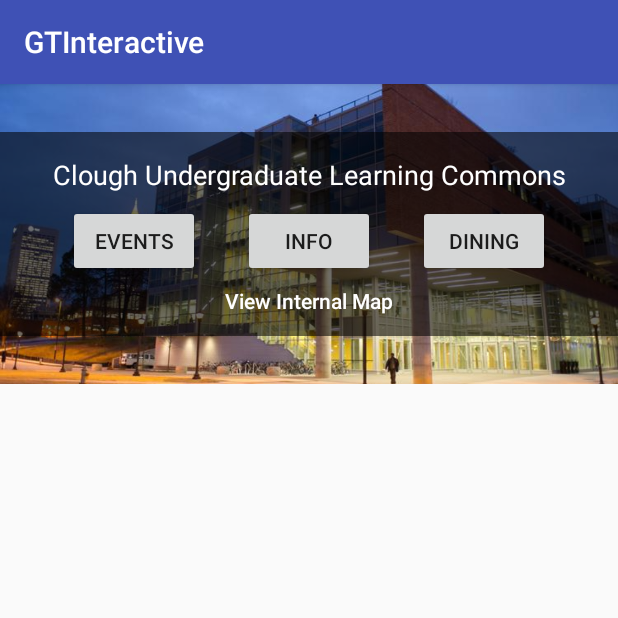
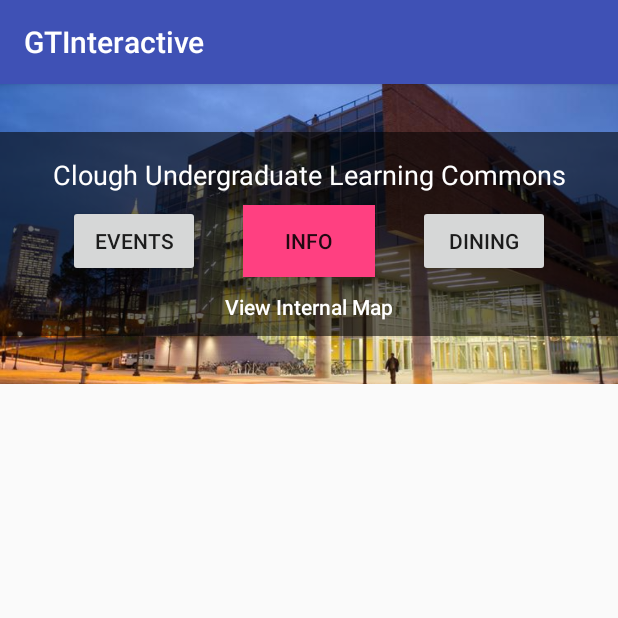
Before and after one commit to vnguyen70/GTInteractive, an Android app: the screen it shows after launch (buildingDetail before the commit, buildingDetail_info after it), after a tap on "BUILDING DETAIL SCREEN", on a phone screen of 412 x 824 dp, the top half of it. Run offline under Robolectric (Android 15) with nearby library versions, the phone set to English and light mode, and no system bars.

Commit message:
Added event adapter and more building detail... detail

```diff
--- a/GTInteractive/app/build.gradle
+++ b/GTInteractive/app/build.gradle
@@ -24,10 +24,11 @@
     androidTestCompile('com.android.support.test.espresso:espresso-core:2.2.2', {
         exclude group: 'com.android.support', module: 'support-annotations'
     })
+
     compile 'com.android.support:appcompat-v7:26.+'
     compile 'com.google.android.gms:play-services-maps:11.0.4'
     compile 'com.android.support.constraint:constraint-layout:1.0.2'
     compile 'com.android.support:design:26.+'
     testCompile 'junit:junit:4.12'
-
+    compile 'com.android.support:cardview-v7:26.+'
 }
--- a/GTInteractive/app/src/main/AndroidManifest.xml
+++ b/GTInteractive/app/src/main/AndroidManifest.xml
@@ -27,7 +27,7 @@
         -->
         <meta-data
             android:name="com.google.android.geo.API_KEY"
-            android:value="@string/google_maps_key"/>
+            android:value="@string/google_maps_key" />
 
         <activity
             android:name=".MainMapActivity"
@@ -39,7 +39,9 @@
                 <category android:name="android.intent.category.LAUNCHER" />
             </intent-filter>
         </activity>
-        <activity android:name=".buildingDetail"></activity>
+        <activity android:name=".buildingDetail_info" />
+        <activity android:name=".buildingDetail_events" />
+        <activity android:name=".buildingDetail_dining"></activity>
     </application>
 
 </manifest>
--- a/GTInteractive/app/src/main/java/com/example/vi_tu/gtinteractive/MainTemp.java
+++ b/GTInteractive/app/src/main/java/com/example/vi_tu/gtinteractive/MainTemp.java
@@ -31,7 +31,7 @@
         buildingDetailButton.setOnClickListener(new View.OnClickListener() {
             @Override
             public void onClick(View view) {
-                Intent buildingDetailIntent = new Intent(MainTemp.this, buildingDetail.class);
+                Intent buildingDetailIntent = new Intent(MainTemp.this, buildingDetail_info.class);
                 startActivity(buildingDetailIntent);
             }
         });
--- a/GTInteractive/app/src/main/java/com/example/vi_tu/gtinteractive/buildingDetail.java
+++ /dev/null
@@ -1,13 +0,0 @@
-package com.example.vi_tu.gtinteractive;
-
-import android.support.v7.app.AppCompatActivity;
-import android.os.Bundle;
-
-public class buildingDetail extends AppCompatActivity {
-
-    @Override
-    protected void onCreate(Bundle savedInstanceState) {
-        super.onCreate(savedInstanceState);
-        setContentView(R.layout.activity_building_detail);
-    }
-}
--- /dev/null
+++ b/GTInteractive/app/src/main/java/com/example/vi_tu/gtinteractive/buildingDetail_info.java
@@ -0,0 +1,46 @@
+package com.example.vi_tu.gtinteractive;
+
+import android.content.Intent;
+import android.support.v7.app.AppCompatActivity;
+import android.os.Bundle;
+import android.support.v7.widget.RecyclerView;
+import android.view.View;
+import android.widget.Button;
+
+import static com.example.vi_tu.gtinteractive.R.color.colorAccent;
+
+public class buildingDetail_info extends AppCompatActivity {
+    Button eventsButton;
+    Button infoButton;
+    Button diningButton;
+
+
+    @Override
+    protected void onCreate(Bundle savedInstanceState) {
+        super.onCreate(savedInstanceState);
+        setContentView(R.layout.activity_building_detail_info);
+
+        eventsButton = (Button) findViewById(R.id.eventsButton);
+        infoButton = (Button) findViewById(R.id.infoButton);
+        diningButton = (Button) findViewById(R.id.diningButton);
+
+        infoButton.setBackgroundColor(getResources().getColor(colorAccent));
+
+        eventsButton.setOnClickListener(new View.OnClickListener() {
+            @Override
+            public void onClick(View view) {
+                Intent buildingDetailIntent = new Intent(buildingDetail_info.this,
+                        buildingDetail_events.class);
+                startActivity(buildingDetailIntent);
+            }
+        });
+        diningButton.setOnClickListener(new View.OnClickListener() {
+            @Override
+            public void onClick(View view) {
+                Intent buildingDetailIntent = new Intent(buildingDetail_info.this,
+                        buildingDetail_dining.class);
+                startActivity(buildingDetailIntent);
+            }
+        });
+    }
+}
--- a/GTInteractive/app/src/main/res/layout/activity_building_detail.xml
+++ b/GTInteractive/app/src/main/res/layout/activity_building_detail_dining.xml
@@ -4,8 +4,7 @@
     xmlns:tools="http://schemas.android.com/tools"
     android:layout_width="match_parent"
     android:layout_height="match_parent"
-    tools:context="com.example.vi_tu.gtinteractive.buildingDetail">
-
+    tools:context="com.example.vi_tu.gtinteractive.buildingDetail_dining">
     <ImageView
         android:id="@+id/imageView"
         android:layout_width="0dp"
@@ -21,14 +20,14 @@
         android:id="@+id/imageView2"
         android:layout_width="0dp"
         android:layout_height="0dp"
-        android:layout_marginBottom="32dp"
         android:layout_marginTop="32dp"
-        app:layout_constraintBottom_toTopOf="@+id/scrollView3"
-        app:layout_constraintHorizontal_bias="1.0"
+        app:layout_constraintHorizontal_bias="0.0"
         app:layout_constraintLeft_toLeftOf="@+id/imageView"
         app:layout_constraintRight_toRightOf="@+id/imageView"
         app:layout_constraintTop_toTopOf="@+id/imageView"
         app:srcCompat="@color/common_google_signin_btn_text_light_focused"
+        android:layout_marginBottom="32dp"
+        app:layout_constraintBottom_toTopOf="@+id/recyclerView"
         app:layout_constraintVertical_bias="0.0" />
 
     <TextView
@@ -44,10 +43,12 @@
         android:textSize="18sp"
         app:layout_constraintLeft_toLeftOf="parent"
         app:layout_constraintRight_toRightOf="@+id/imageView2"
-        app:layout_constraintTop_toTopOf="@+id/imageView2" />
+        app:layout_constraintTop_toTopOf="@+id/imageView2"
+        android:layout_marginStart="8dp"
+        android:layout_marginEnd="8dp" />
 
     <Button
-        android:id="@+id/button2"
+        android:id="@+id/eventsButton"
         style="@style/Widget.AppCompat.Button"
         android:layout_width="wrap_content"
         android:layout_height="wrap_content"
@@ -55,67 +56,64 @@
         android:layout_marginTop="8dp"
         android:text="Events"
         app:layout_constraintLeft_toLeftOf="parent"
-        app:layout_constraintTop_toBottomOf="@+id/textView2" />
+        app:layout_constraintTop_toBottomOf="@+id/textView2"
+        android:layout_marginStart="45dp" />
 
     <Button
-        android:id="@+id/button3"
+        android:id="@+id/infoButton"
         android:layout_width="wrap_content"
         android:layout_height="wrap_content"
         android:layout_marginLeft="8dp"
         android:text="Info"
-        app:layout_constraintLeft_toRightOf="@+id/button2"
-        app:layout_constraintRight_toLeftOf="@+id/button4"
+        app:layout_constraintLeft_toRightOf="@+id/eventsButton"
+        app:layout_constraintRight_toLeftOf="@+id/diningButton"
         android:layout_marginRight="8dp"
         android:layout_marginTop="8dp"
-        app:layout_constraintTop_toBottomOf="@+id/textView2" />
+        app:layout_constraintTop_toBottomOf="@+id/textView2"
+        android:layout_marginStart="8dp"
+        android:layout_marginEnd="8dp" />
 
     <Button
-        android:id="@+id/button4"
+        android:id="@+id/diningButton"
         android:layout_width="wrap_content"
         android:layout_height="wrap_content"
         android:text="Dining"
         android:layout_marginRight="45dp"
         app:layout_constraintRight_toRightOf="parent"
         android:layout_marginTop="8dp"
-        app:layout_constraintTop_toBottomOf="@+id/textView2" />
+        app:layout_constraintTop_toBottomOf="@+id/textView2"
+        android:layout_marginEnd="45dp" />
 
     <Button
-        android:id="@+id/button5"
+        android:id="@+id/internalMapButton"
         style="@style/Widget.AppCompat.Button.Borderless"
         android:layout_width="139dp"
-        android:layout_height="42dp"
+        android:layout_height="48dp"
         android:layout_marginLeft="8dp"
         android:layout_marginRight="8dp"
-        android:layout_marginTop="0dp"
         android:text="View Internal Map"
         android:textAppearance="@style/TextAppearance.AppCompat.Body2"
         android:textColor="@color/common_google_signin_btn_text_dark_default"
         android:textSize="14sp"
+        app:layout_constraintHorizontal_bias="0.502"
         app:layout_constraintLeft_toLeftOf="parent"
         app:layout_constraintRight_toRightOf="parent"
-        app:layout_constraintTop_toBottomOf="@+id/button3"
-        app:layout_constraintBottom_toBottomOf="@+id/imageView2"
-        app:layout_constraintHorizontal_bias="0.502"
-        android:layout_marginBottom="8dp" />
+        app:layout_constraintTop_toBottomOf="@+id/infoButton"
+        android:layout_marginStart="8dp"
+        android:layout_marginEnd="8dp"
+        android:layout_marginBottom="32dp"
+        app:layout_constraintBottom_toTopOf="@+id/recyclerView" />
 
-    <ScrollView
-        android:id="@+id/scrollView3"
+    <android.support.v7.widget.RecyclerView
         android:layout_width="0dp"
         android:layout_height="0dp"
         app:layout_constraintBottom_toBottomOf="parent"
-        app:layout_constraintHorizontal_bias="0.0"
+        android:layout_marginBottom="0dp"
+        android:layout_marginRight="0dp"
+        app:layout_constraintRight_toRightOf="parent"
+        android:layout_marginLeft="0dp"
         app:layout_constraintLeft_toLeftOf="parent"
-        app:layout_constraintRight_toRightOf="parent"
+        android:layout_marginTop="0dp"
         app:layout_constraintTop_toBottomOf="@+id/imageView"
-        app:layout_constraintVertical_bias="0.0">
-
-        <LinearLayout
-            android:layout_width="match_parent"
-            android:layout_height="wrap_content"
-            android:orientation="vertical">
-
-        </LinearLayout>
-    </ScrollView>
-
+        android:id="@+id/recyclerView" />
 </android.support.constraint.ConstraintLayout>
-    <!--app:srcCompat="@drawable/soccer"-->
--- /dev/null
+++ b/GTInteractive/app/src/main/res/layout/activity_building_detail_info.xml
@@ -0,0 +1,122 @@
+<?xml version="1.0" encoding="utf-8"?>
+<android.support.constraint.ConstraintLayout xmlns:android="http://schemas.android.com/apk/res/android"
+    xmlns:app="http://schemas.android.com/apk/res-auto"
+    xmlns:tools="http://schemas.android.com/tools"
+    android:layout_width="match_parent"
+    android:layout_height="match_parent"
+    tools:context="com.example.vi_tu.gtinteractive.buildingDetail_info">
+
+    <ImageView
+        android:id="@+id/imageView"
+        android:layout_width="0dp"
+        android:layout_height="200dp"
+        android:scaleType="centerCrop"
+        app:layout_constraintHorizontal_bias="1.0"
+        app:layout_constraintLeft_toLeftOf="parent"
+        app:layout_constraintRight_toRightOf="parent"
+        app:layout_constraintTop_toTopOf="parent"
+        app:srcCompat="@drawable/clough" />
+
+    <ImageView
+        android:id="@+id/imageView2"
+        android:layout_width="0dp"
+        android:layout_height="0dp"
+        android:layout_marginTop="32dp"
+        app:layout_constraintHorizontal_bias="0.0"
+        app:layout_constraintLeft_toLeftOf="@+id/imageView"
+        app:layout_constraintRight_toRightOf="@+id/imageView"
+        app:layout_constraintTop_toTopOf="@+id/imageView"
+        app:srcCompat="@color/common_google_signin_btn_text_light_focused"
+        android:layout_marginBottom="32dp"
+        app:layout_constraintBottom_toTopOf="@+id/recyclerView"
+        app:layout_constraintVertical_bias="0.0" />
+
+    <TextView
+        android:id="@+id/textView2"
+        android:layout_width="wrap_content"
+        android:layout_height="wrap_content"
+        android:layout_marginLeft="8dp"
+        android:layout_marginRight="8dp"
+        android:layout_marginTop="16dp"
+        android:text="Clough Undergraduate Learning Commons"
+        android:textAlignment="center"
+        android:textColor="@color/common_google_signin_btn_text_dark_default"
+        android:textSize="18sp"
+        app:layout_constraintLeft_toLeftOf="parent"
+        app:layout_constraintRight_toRightOf="@+id/imageView2"
+        app:layout_constraintTop_toTopOf="@+id/imageView2"
+        android:layout_marginStart="8dp"
+        android:layout_marginEnd="8dp" />
+
+    <Button
+        android:id="@+id/eventsButton"
+        style="@style/Widget.AppCompat.Button"
+        android:layout_width="wrap_content"
+        android:layout_height="wrap_content"
+        android:layout_marginLeft="45dp"
+        android:layout_marginTop="8dp"
+        android:text="Events"
+        app:layout_constraintLeft_toLeftOf="parent"
+        app:layout_constraintTop_toBottomOf="@+id/textView2"
+        android:layout_marginStart="45dp" />
+
+    <Button
+        android:id="@+id/infoButton"
+        android:layout_width="wrap_content"
+        android:layout_height="wrap_content"
+        android:layout_marginLeft="8dp"
+        android:text="Info"
+        app:layout_constraintLeft_toRightOf="@+id/eventsButton"
+        app:layout_constraintRight_toLeftOf="@+id/diningButton"
+        android:layout_marginRight="8dp"
+        android:layout_marginTop="8dp"
+        app:layout_constraintTop_toBottomOf="@+id/textView2"
+        android:layout_marginStart="8dp"
+        android:layout_marginEnd="8dp" />
+
+    <Button
+        android:id="@+id/diningButton"
+        android:layout_width="wrap_content"
+        android:layout_height="wrap_content"
+        android:text="Dining"
+        android:layout_marginRight="45dp"
+        app:layout_constraintRight_toRightOf="parent"
+        android:layout_marginTop="8dp"
+        app:layout_constraintTop_toBottomOf="@+id/textView2"
+        android:layout_marginEnd="45dp" />
+
+    <Button
+        android:id="@+id/internalMapButton"
+        style="@style/Widget.AppCompat.Button.Borderless"
+        android:layout_width="139dp"
+        android:layout_height="48dp"
+        android:layout_marginLeft="8dp"
+        android:layout_marginRight="8dp"
+        android:text="View Internal Map"
+        android:textAppearance="@style/TextAppearance.AppCompat.Body2"
+        android:textColor="@color/common_google_signin_btn_text_dark_default"
+        android:textSize="14sp"
+        app:layout_constraintHorizontal_bias="0.502"
+        app:layout_constraintLeft_toLeftOf="parent"
+        app:layout_constraintRight_toRightOf="parent"
+        app:layout_constraintTop_toBottomOf="@+id/infoButton"
+        android:layout_marginStart="8dp"
+        android:layout_marginEnd="8dp"
+        android:layout_marginBottom="32dp"
+        app:layout_constraintBottom_toTopOf="@+id/recyclerView" />
+
+    <android.support.v7.widget.RecyclerView
+        android:layout_width="0dp"
+        android:layout_height="0dp"
+        app:layout_constraintBottom_toBottomOf="parent"
+        android:layout_marginBottom="0dp"
+        android:layout_marginRight="0dp"
+        app:layout_constraintRight_toRightOf="parent"
+        android:layout_marginLeft="0dp"
+        app:layout_constraintLeft_toLeftOf="parent"
+        android:layout_marginTop="0dp"
+        app:layout_constraintTop_toBottomOf="@+id/imageView"
+        android:id="@+id/recyclerView" />
+
+</android.support.constraint.ConstraintLayout>
+    <!--app:srcCompat="@drawable/soccer"-->
--- a/GTInteractive/app/src/main/res/menu/menu_building_detail.xml
+++ b/GTInteractive/app/src/main/res/menu/menu_building_detail.xml
@@ -1,7 +1,7 @@
 <menu xmlns:android="http://schemas.android.com/apk/res/android"
     xmlns:app="http://schemas.android.com/apk/res-auto"
     xmlns:tools="http://schemas.android.com/tools"
-    tools:context="com.example.vi_tu.gtinteractive.buildingDetail">
+    tools:context="com.example.vi_tu.gtinteractive.buildingDetail_info">
     <item
         android:id="@+id/action_settings"
         android:orderInCategory="100"
```
Also changed, not shown: GTInteractive/app/src/main/java/com/example/vi_tu/gtinteractive/EventAdapter.java (added, +63 -0 lines), GTInteractive/app/src/main/java/com/example/vi_tu/gtinteractive/buildingDetail_dining.java (added, +44 -0 lines), GTInteractive/app/src/main/java/com/example/vi_tu/gtinteractive/buildingDetail_events.java (added, +77 -0 lines), GTInteractive/app/src/main/res/layout/activity_building_detail_events.xml (added, +119 -0 lines), GTInteractive/app/src/main/res/layout/event_card.xml (added, +32 -0 lines).
